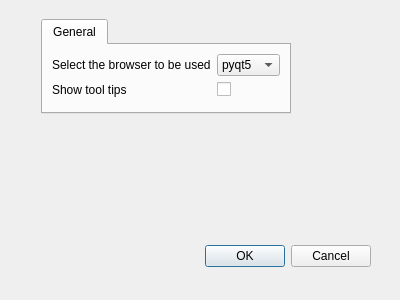
vladsaveliev/sequana, file sequana/gui/preferences.ui: the form before one commit.
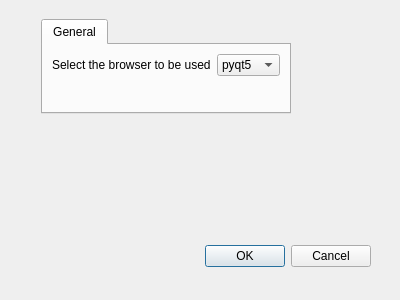
The form after the commit.

The edit to the form file:
```diff
--- a/sequana/gui/preferences.ui
+++ b/sequana/gui/preferences.ui
@@ -86,23 +86,6 @@
             </item>
            </widget>
           </item>
-          <item row="1" column="1">
-           <widget class="QCheckBox" name="checkBox">
-            <property name="layoutDirection">
-             <enum>Qt::LeftToRight</enum>
-            </property>
-            <property name="text">
-             <string/>
-            </property>
-           </widget>
-          </item>
-          <item row="1" column="0">
-           <widget class="QLabel" name="label_2">
-            <property name="text">
-             <string>Show tool tips</string>
-            </property>
-           </widget>
-          </item>
          </layout>
         </item>
        </layout>
```
Left out of the diff: 11 changed lines with no effect on the pictures.
